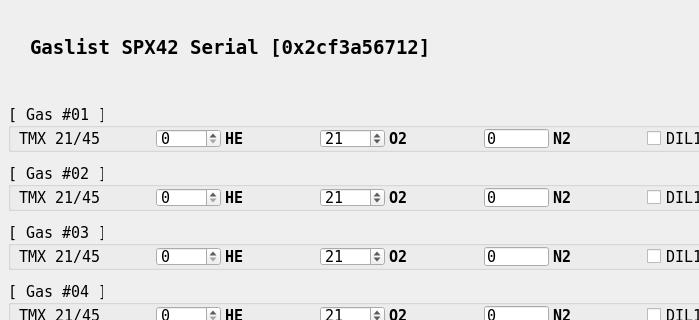
Qt form src/ui/gasFragment.ui (dmarc0001/spx42Control) before a commit; both pictures show x 0 to 699 and y 0 to 320 of the 1132 by 607 pixel window.
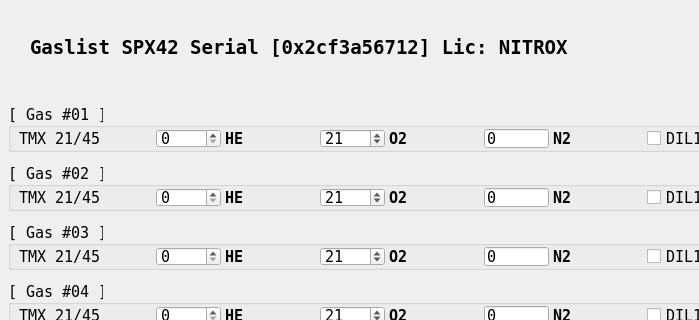
The same form after that commit.

Patch:
```diff
--- a/src/ui/gasFragment.ui
+++ b/src/ui/gasFragment.ui
@@ -91,7 +91,7 @@
          </font>
         </property>
         <property name="text">
-         <string>Gaslist SPX42 Serial [0x2cf3a56712]</string>
+         <string>Gaslist SPX42 Serial [0x2cf3a56712] Lic: NITROX</string>
         </property>
        </widget>
       </item>
```
Left out of the diff: 2 changed lines with no effect on the pictures.
